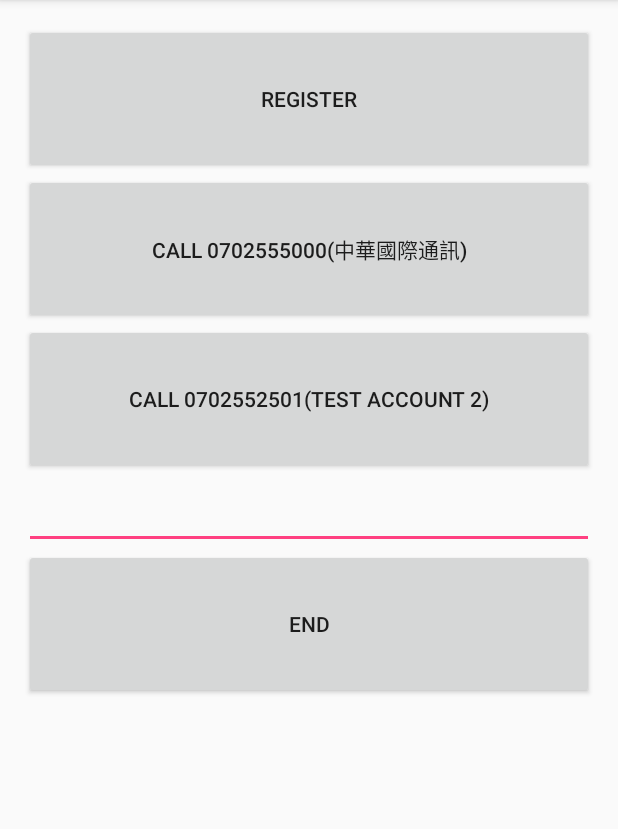
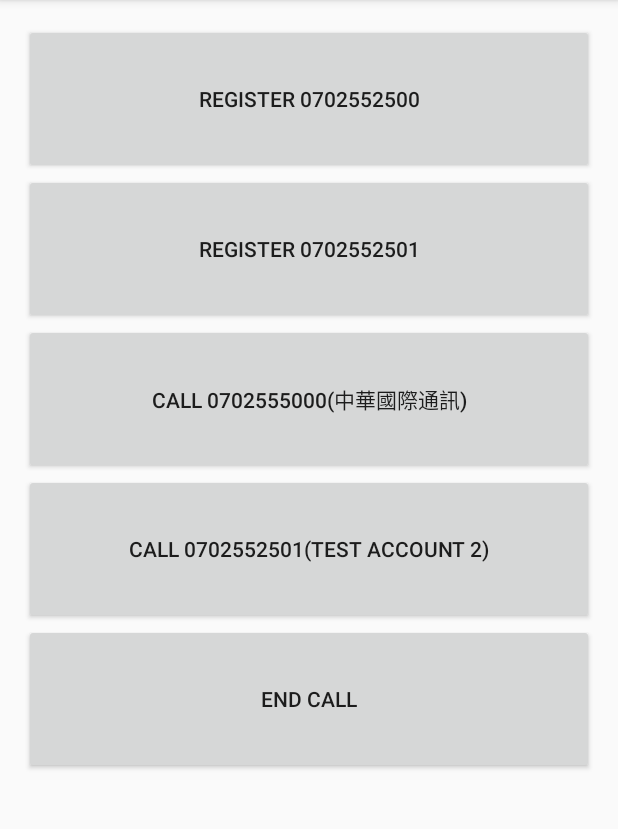
Before and after one commit to cwliu/sip.droid, an Android app: the screen it shows after launch (MainActivity before the commit, SipActivity after it), on a phone screen of 412 x 824 dp, the part 84-913 px from its top. Run offline under Robolectric (Android 15) with nearby library versions, the phone set to English and light mode, and no system bars; libraries missing offline, so code that uses them is left out: android.net.sip; 1 statement that could not run was skipped.

Commit message:
Add receive sip call function

```diff
--- a/app/src/main/AndroidManifest.xml
+++ b/app/src/main/AndroidManifest.xml
@@ -28,7 +28,7 @@
         android:label="@string/app_name"
         android:supportsRtl="true"
         android:theme="@style/AppTheme">
-        <activity android:name=".MainActivity">
+        <activity android:name=".SipActivity">
             <intent-filter>
                 <action android:name="android.intent.action.MAIN"/>
 
--- a/app/src/main/java/com/wiadvance/sipdemo/MainActivity.java
+++ /dev/null
@@ -1,51 +0,0 @@
-package com.wiadvance.sipdemo;
-
-import android.content.BroadcastReceiver;
-import android.content.Context;
-import android.content.Intent;
-import android.content.IntentFilter;
-import android.support.v4.app.Fragment;
-import android.support.v4.content.LocalBroadcastManager;
-import android.util.Log;
-import android.widget.Toast;
-
-public class MainActivity extends SingleFragmentActivity {
-
-    private String TAG = "MainActivity";
-    private BroadcastReceiver mNotificationReceiver;
-
-    @Override
-    protected Fragment createFragment() {
-        return SIPFragment.newInstance();
-    }
-
-    @Override
-    protected void onStart() {
-        super.onStart();
-
-        mNotificationReceiver = new NotificationReceiver();
-        LocalBroadcastManager manager = LocalBroadcastManager.getInstance(this);
-
-        IntentFilter filter = new IntentFilter(SIPFragment.ACTION_NOTIFICATION);
-        manager.registerReceiver(mNotificationReceiver, filter);
-    }
-
-    @Override
-    protected void onStop() {
-        super.onStop();
-        if(mNotificationReceiver != null){
-            LocalBroadcastManager manager = LocalBroadcastManager.getInstance(this);
-            manager.unregisterReceiver(mNotificationReceiver);
-        }
-    }
-
-    class NotificationReceiver extends BroadcastReceiver{
-
-        @Override
-        public void onReceive(Context context, Intent intent) {
-            Log.d(TAG, "onReceive: ");
-            String message = intent.getStringExtra(SIPFragment.NOTIFY_MESSAGE);
-            Toast.makeText(MainActivity.this, message, Toast.LENGTH_SHORT).show();
-        }
-    }
-}
--- a/app/src/main/java/com/wiadvance/sipdemo/SIPFragment.java
+++ b/app/src/main/java/com/wiadvance/sipdemo/SIPFragment.java
@@ -16,7 +16,6 @@ import android.os.Bundle;
 import android.support.annotation.NonNull;
 import android.support.annotation.Nullable;
 import android.support.v4.app.Fragment;
-import android.support.v4.content.LocalBroadcastManager;
 import android.support.v7.app.AlertDialog;
 import android.util.Log;
 import android.view.LayoutInflater;
@@ -33,14 +32,15 @@ public class SIPFragment extends Fragment {
     private static final int REQUEST_SIP_PERMISSION = 1;
     private static final int REQUEST_RECORD_AUDIO_PERMISSION = 2;
 
-    public static String ACTION_NOTIFICATION = "com.wiadvance.sipdemo.notification";
-    public static final String NOTIFY_MESSAGE = "notify_message";
+    public static String ACTION_INCOMING_CALL = "com.wiadvance.sipdemo.incoming_call";
+
 
     private SipManager mSipManager;
-    private Button callButton;
+    private Button callButton1;
     private Button endButton;
     private SipProfile mCallerProfile;
-    private Button registerButton;
+    private Button registerButton1;
+    private Button registerButton2;
     private Button callButton2;
 
     public static SIPFragment newInstance() {
@@ -66,32 +66,37 @@ public class SIPFragment extends Fragment {
         }
     }
 
-    private void updateStatus(String s) {
-        Log.d(TAG, "updateStatus: " + s);
-        Intent intent = new Intent(ACTION_NOTIFICATION);
-        intent.putExtra(NOTIFY_MESSAGE, s);
-        LocalBroadcastManager.getInstance(getContext()).sendBroadcast(intent);
-    }
-
     @Nullable
     @Override
     public View onCreateView(LayoutInflater inflater, @Nullable ViewGroup container, @Nullable Bundle savedInstanceState) {
         View rootView = inflater.inflate(R.layout.fragment_sip, container, false);
 
-        registerButton = (Button) rootView.findViewById(R.id.register_button);
-        registerButton.setOnClickListener(new View.OnClickListener() {
+        registerButton1 = (Button) rootView.findViewById(R.id.register_button_1);
+        registerButton1.setOnClickListener(new View.OnClickListener() {
             @Override
             public void onClick(View v) {
                 try {
-                    register();
+                    register("0702552500");
                 } catch (ParseException e) {
                     Log.e(TAG, "onClick: ", e);
                 }
             }
         });
 
-        callButton = (Button) rootView.findViewById(R.id.call_button_1);
-        callButton.setOnClickListener(new View.OnClickListener() {
+        registerButton2 = (Button) rootView.findViewById(R.id.register_button_2);
+        registerButton2.setOnClickListener(new View.OnClickListener() {
+            @Override
+            public void onClick(View v) {
+                try {
+                    register("0702552501");
+                } catch (ParseException e) {
+                    Log.e(TAG, "onClick: ", e);
+                }
+            }
+        });
+
+        callButton1 = (Button) rootView.findViewById(R.id.call_button_1);
+        callButton1.setOnClickListener(new View.OnClickListener() {
             @Override
             public void onClick(View v) {
                 makeCall("0702555000");
@@ -180,11 +185,12 @@ public class SIPFragment extends Fragment {
             }
         }
     }
-    private void register() throws ParseException {
-        String username = "0702552500";
+    private void register(String account) throws ParseException {
+        String username = account;
         String domain = "210.202.37.33";
         String password = "123456789";
-        SipProfile.Builder sipBuilder = null;
+
+        SipProfile.Builder sipBuilder;
         sipBuilder = new SipProfile.Builder(username, domain);
 
         sipBuilder.setPassword(password);
@@ -192,7 +198,7 @@ public class SIPFragment extends Fragment {
         Log.d(TAG, "Caller uri: " + mCallerProfile.getUriString());
 
         Intent intent = new Intent();
-        intent.setAction("android.SipDemo.INCOMING_CALL");
+        intent.setAction(ACTION_INCOMING_CALL);
 
         PendingIntent pendingIntent = PendingIntent.getBroadcast(
                 getContext(), 0, intent, Intent.FILL_IN_DATA
@@ -202,16 +208,16 @@ public class SIPFragment extends Fragment {
             mSipManager.open(mCallerProfile, pendingIntent, new SipRegistrationListener() {
 
                 public void onRegistering(String localProfileUri) {
-                    updateStatus("Registering with SIP Server...");
+                    Notification.updateStatus(getContext(), "Registering with SIP Server...");
                 }
 
                 public void onRegistrationDone(String localProfileUri, long expiryTime) {
-                    updateStatus("Ready, expiryTime: " + new Date(expiryTime));
+                    Notification.updateStatus(getContext(), "Ready, expiryTime: " + new Date(expiryTime));
                 }
 
                 public void onRegistrationFailed(String localProfileUri, int errorCode,
                                                  String errorMessage) {
-                    updateStatus("Registration failed. " +
+                    Notification.updateStatus(getContext(), "Registration failed. " +
                             "errorCode: " + errorCode + ", errorMessage: " + errorMessage);
                 }
             });
@@ -225,7 +231,7 @@ public class SIPFragment extends Fragment {
         try {
 
             if(mCallerProfile == null){
-                updateStatus("Please register first!");
+                Notification.updateStatus(getContext(), "Please register first!");
                 return;
             }
 
@@ -233,21 +239,21 @@ public class SIPFragment extends Fragment {
                 @Override
                 public void onCalling(SipAudioCall call) {
                     Log.d(TAG, "onCalling() called with: " + "call = [" + call + "]");
-                    updateStatus("onCalling");
+                    Notification.updateStatus(getContext(), "onCalling");
                     super.onCalling(call);
                 }
 
                 @Override
                 public void onChanged(SipAudioCall call) {
                     Log.d(TAG, "onChanged() called with: " + "call = [" + call + "]");
-                    updateStatus("onChanged");
+                    Notification.updateStatus(getContext(), "onChanged");
                     super.onChanged(call);
                 }
 
                 @Override
                 public void onRingingBack(SipAudioCall call) {
                     Log.d(TAG, "onRingingBack() called with: " + "call = [" + call + "]");
-                    updateStatus("onRingingBack");
+                    Notification.updateStatus(getContext(), "onRingingBack");
                     super.onRingingBack(call);
                 }
 
@@ -255,7 +261,7 @@ public class SIPFragment extends Fragment {
                 public void onCallEstablished(SipAudioCall call) {
                     super.onCallEstablished(call);
                     Log.d(TAG, "onCallEstablished() called with: " + "call = [" + call + "]");
-                    updateStatus("onCallEstablished");
+                    Notification.updateStatus(getContext(), "onCallEstablished");
                     call.startAudio();
                     call.setSpeakerMode(true);
                 }
@@ -264,7 +270,7 @@ public class SIPFragment extends Fragment {
                 public void onError(SipAudioCall call, int errorCode, String errorMessage) {
                     super.onError(call, errorCode, errorMessage);
                     Log.d(TAG, "onError() called with: " + "call = [" + call + "], errorCode = [" + errorCode + "], errorMessage = [" + errorMessage + "]");
-                    updateStatus("onError: errorCode = [" + errorCode + "], errorMessage = [" + errorMessage + "]");
+                    Notification.updateStatus(getContext(), "onError: errorCode = [" + errorCode + "], errorMessage = [" + errorMessage + "]");
 
                 }
 
@@ -305,7 +311,7 @@ public class SIPFragment extends Fragment {
 
         } catch (SipException e) {
             Log.e(TAG, "onCreate: ", e);
-            updateStatus("Error: " + e.toString());
+            Notification.updateStatus(getContext(), "Error: " + e.toString());
         }
     }
 
@@ -316,10 +322,14 @@ public class SIPFragment extends Fragment {
         try {
             if (sipProfile != null) {
                 mSipManager.close(sipProfile.getUriString());
-                updateStatus("Call end");
+                Notification.updateStatus(getContext(), "Call end");
             }
         } catch (Exception e) {
             Log.d(TAG, "Failed to close local profile.", e);
         }
     }
+
+    public SipManager getSipManager() {
+        return mSipManager;
+    }
 }
--- /dev/null
+++ b/app/src/main/java/com/wiadvance/sipdemo/SipActivity.java
@@ -0,0 +1,71 @@
+package com.wiadvance.sipdemo;
+
+import android.content.BroadcastReceiver;
+import android.content.Context;
+import android.content.Intent;
+import android.content.IntentFilter;
+import android.support.v4.app.Fragment;
+import android.support.v4.content.LocalBroadcastManager;
+import android.util.Log;
+import android.widget.Toast;
+
+public class SipActivity extends SingleFragmentActivity {
+
+    private String TAG = "SipActivity";
+    private BroadcastReceiver mNotificationReceiver;
+
+    private SIPFragment mSipFragment;
+    private IncomingCallReceiver callReceiver;
+
+    public SIPFragment getSipFragment() {
+        return mSipFragment;
+    }
+
+    @Override
+    protected Fragment createFragment() {
+
+        mSipFragment = SIPFragment.newInstance();
+        return mSipFragment;
+    }
+
+    @Override
+    protected void onStart() {
+        super.onStart();
+
+        mNotificationReceiver = new NotificationReceiver();
+        LocalBroadcastManager manager = LocalBroadcastManager.getInstance(this);
+
+        IntentFilter notify_filter = new IntentFilter(Notification.ACTION_NOTIFICATION);
+        manager.registerReceiver(mNotificationReceiver, notify_filter);
+
+        // Set up the intent filter.  This will be used to fire an
+        // IncomingCallReceiver when someone calls the SIP address used by this
+        // application.
+        IntentFilter receiver_filter = new IntentFilter();
+        receiver_filter.addAction(SIPFragment.ACTION_INCOMING_CALL);
+        callReceiver = new IncomingCallReceiver();
+        this.registerReceiver(callReceiver, receiver_filter);
+    }
+
+    @Override
+    protected void onStop() {
+        super.onStop();
+        if(mNotificationReceiver != null){
+            LocalBroadcastManager manager = LocalBroadcastManager.getInstance(this);
+            manager.unregisterReceiver(mNotificationReceiver);
+        }
+        if (callReceiver != null) {
+            this.unregisterReceiver(callReceiver);
+        }
+    }
+
+    class NotificationReceiver extends BroadcastReceiver{
+
+        @Override
+        public void onReceive(Context context, Intent intent) {
+            Log.d(TAG, "NotificationReceiver, onReceive()");
+            String message = intent.getStringExtra(Notification.NOTIFY_MESSAGE);
+            Toast.makeText(SipActivity.this, message, Toast.LENGTH_SHORT).show();
+        }
+    }
+}
--- a/app/src/main/res/layout/fragment_sip.xml
+++ b/app/src/main/res/layout/fragment_sip.xml
@@ -9,13 +9,20 @@
     android:paddingRight="@dimen/activity_horizontal_margin"
     android:paddingTop="@dimen/activity_vertical_margin"
     android:orientation="vertical"
-    tools:context="com.wiadvance.sipdemo.MainActivity">
+    tools:context=".SipActivity">
 
     <Button
-        android:id="@+id/register_button"
+        android:id="@+id/register_button_1"
         android:layout_width="match_parent"
         android:layout_height="100dp"
-        android:text="Register"/>
+        android:text="Register 0702552500"/>
+
+
+    <Button
+        android:id="@+id/register_button_2"
+        android:layout_width="match_parent"
+        android:layout_height="100dp"
+        android:text="Register 0702552501"/>
 
     <Button
         android:id="@+id/call_button_1"
@@ -30,16 +37,12 @@
         android:text="Call 0702552501(Test Account 2)"/>
 
 
-    <EditText
-        android:id="@+id/number_edittext"
-        android:layout_width="match_parent"
-        android:layout_height="50dp"/>
 
     <Button
         android:id="@+id/end_button"
         android:layout_width="match_parent"
         android:layout_height="100dp"
-        android:text="End"
+        android:text="End Call"
         />
 
 </LinearLayout>
```
Also changed, not shown: app/src/main/java/com/wiadvance/sipdemo/IncomingCallReceiver.java (added, +66 -0 lines), app/src/main/java/com/wiadvance/sipdemo/Notification.java (added, +21 -0 lines).
